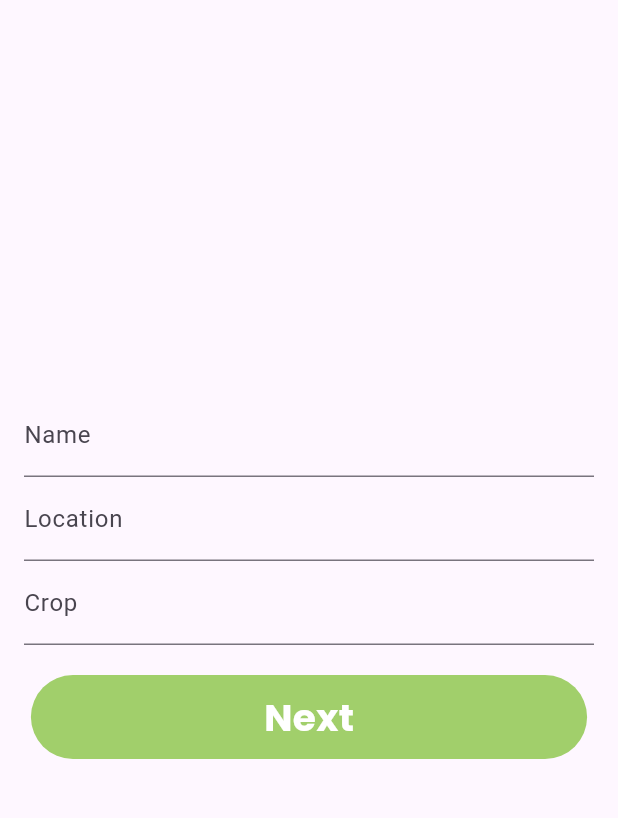
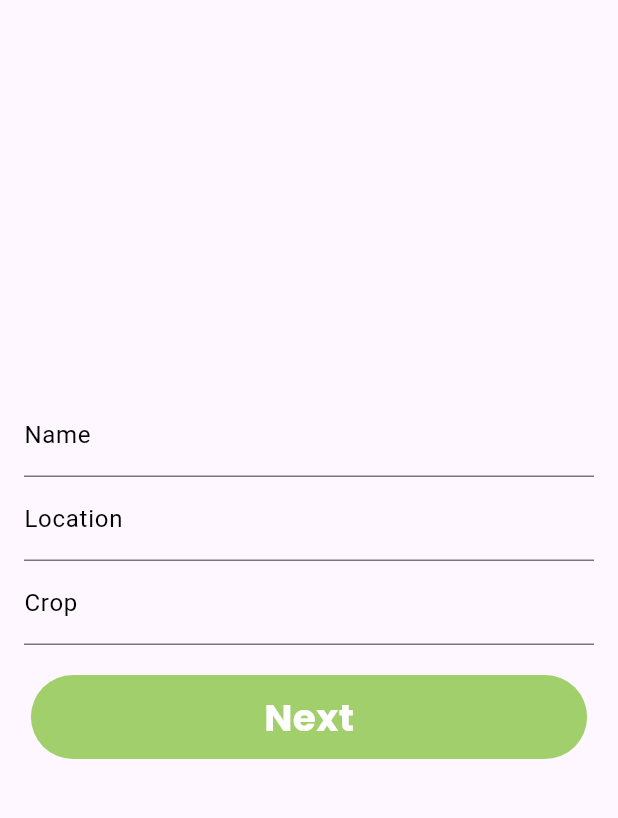
Before and after one commit to Manasha-1204/PlantPulse, a Flutter app: the screen it shows after launch, after a tap on "Get Started", on a phone screen of 412 x 824 dp, the part 84-902 px from its top. Run offline on Flutter 3.47's test engine with Material 3 defaults, Android fonts, the light colour scheme and no system bars; our stand-ins replace firebase_core, firebase_database, google_fonts, weather; missing offline and left inert: tflite_flutter; accounts and stored records are empty; network calls fail.

```diff
--- a/plantapp/lib/pages/micro/NodeDetails.dart
+++ b/plantapp/lib/pages/micro/NodeDetails.dart
@@ -17,10 +17,10 @@ class NodeDetails extends StatefulWidget {
 class _NodeDetailsState extends State<NodeDetails> {
   final Future<FirebaseApp> _fApp = Firebase.initializeApp();
   List result = [];
-  String sensedtemp = "35";
-  String sensedhumidity = "60";
+  String sensedtemp = "0";
+  String sensedhumidity = "0";
   double sensedrainfall = 20;
-  String soilmoisture = "25";
+  String soilmoisture = "0";
   bool motor = false;
   final DatabaseReference _motorRef = FirebaseDatabase.instance.ref().child('Motor');
 
--- a/plantapp/lib/pages/user/userlogin.dart
+++ b/plantapp/lib/pages/user/userlogin.dart
@@ -34,15 +34,21 @@ class UserLogin extends StatelessWidget {
           children: [
             TextField(
               controller: nameController,
-              decoration: InputDecoration(labelText: 'Name'),
+              decoration: InputDecoration(labelText: 'Name', labelStyle: TextStyle(color: Colors.black), focusedBorder: UnderlineInputBorder(
+                borderSide: BorderSide(color: Colors.green, width: 2.0), // Set the underline color to green
+              ),),
             ),
             TextField(
               controller: locationController,
-              decoration: InputDecoration(labelText: 'Location'),
+              decoration: InputDecoration(labelText: 'Location', labelStyle: TextStyle(color: Colors.black), focusedBorder: UnderlineInputBorder(
+              borderSide: BorderSide(color: Colors.green, width: 2.0), // Set the underline color to green
+            ),),
             ),
             TextField(
               controller: cropController,
-              decoration: InputDecoration(labelText: 'Crop'),
+              decoration: InputDecoration(labelText: 'Crop',labelStyle: TextStyle(color: Colors.black), focusedBorder: UnderlineInputBorder(
+              borderSide: BorderSide(color: Colors.green, width: 2.0), // Set the underline color to green
+            ),),
             ),
             SizedBox(height: 20),
             GestureDetector(
```
Also changed, not shown: plantapp/lib/pages/user/profile.dart (+8 -0 lines), 4 other files.
